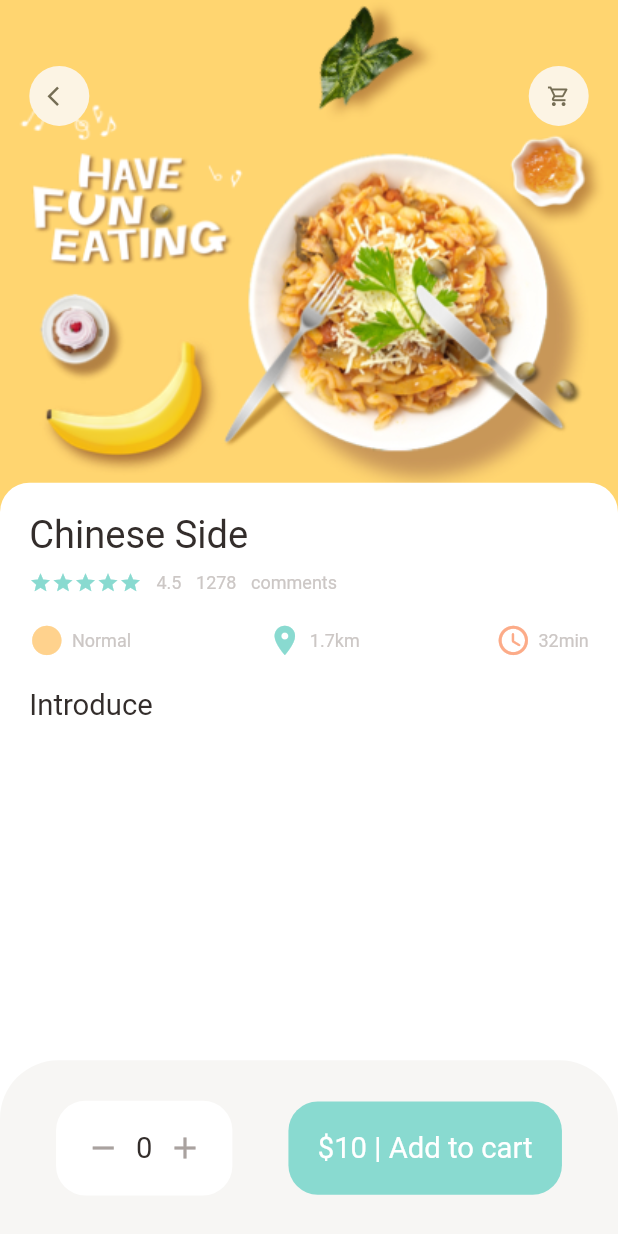
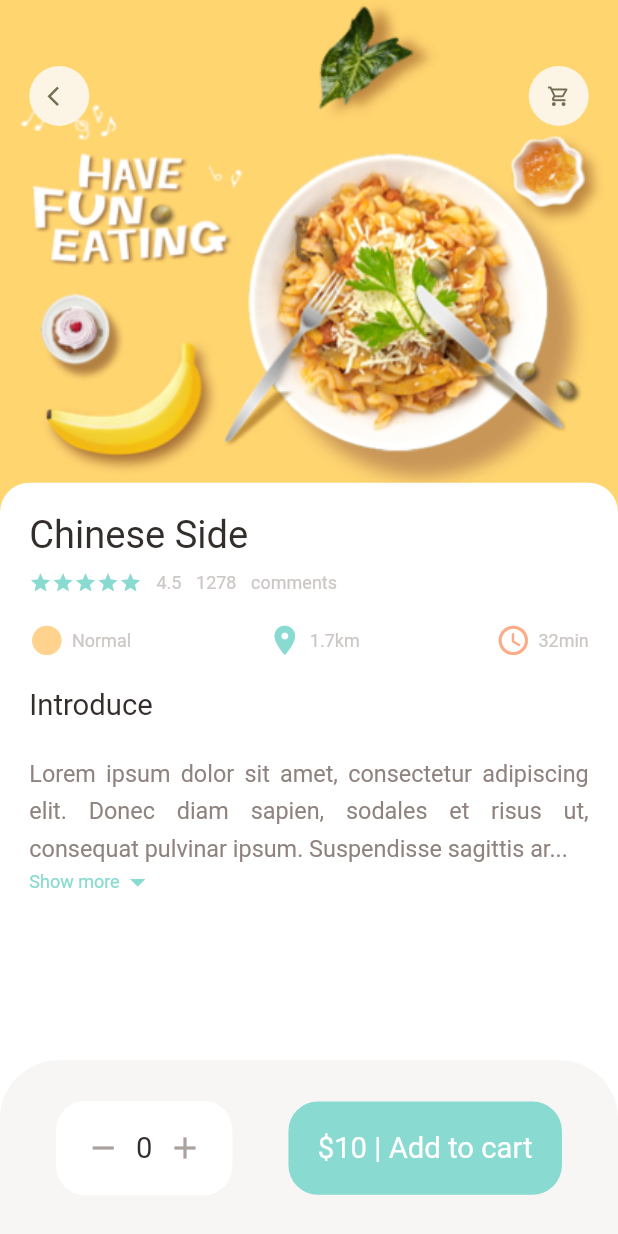
Before and after one commit to aliwaseem27/FoodStore, a Flutter app: the screen it shows after launch, on a phone screen of 412 x 824 dp. Run offline on Flutter 3.47's test engine with Material 2 defaults, Android fonts, the phone set to English and light mode, and no system bars; our stand-ins replace dots_indicator, get.

Commit message:
Popular Food Details Page Completed

```diff
--- a/food_store/lib/pages/food/popular_food_detail.dart
+++ b/food_store/lib/pages/food/popular_food_detail.dart
@@ -3,6 +3,7 @@ import 'package:food_store/utils/colors.dart';
 import 'package:food_store/utils/dimensions.dart';
 import 'package:food_store/widgets/app_icon.dart';
 import 'package:food_store/widgets/big_text.dart';
+import 'package:food_store/widgets/expandable_text_widget.dart';
 import 'package:food_store/widgets/info_column.dart';
 
 class PopularFoodDetail extends StatelessWidget {
@@ -67,6 +68,12 @@ class PopularFoodDetail extends StatelessWidget {
                   InfoColumn(text: "Chinese Side"),
                   SizedBox(height: Dimensions.height20),
                   BigText(text: "Introduce"),
+                  SizedBox(height: Dimensions.height20),
+                  Expanded(
+                      child: SingleChildScrollView(
+                          child: ExpandableTextWidget(
+                              text:
+                                  "Lorem ipsum dolor sit amet, consectetur adipiscing elit. Donec diam sapien, sodales et risus ut, consequat pulvinar ipsum. Suspendisse sagittis arcu augue, sed bibendum arcu mattis vel. Morbi congue sit amet lacus vel tincidunt. Integer at molestie magna. Duis massa ex, elementum vitae mauris vitae, placerat consectetur orci. Donec vel velit vitae nulla gravida congue non non neque. Praesent a cursus orci. Donec porta tellus a mauris semper, a maximus urna dapibus."))),
                 ],
               ),
             ),
@@ -78,15 +85,19 @@ class PopularFoodDetail extends StatelessWidget {
         decoration: BoxDecoration(
           color: AppColors.buttonBackgroundColor,
           borderRadius: BorderRadius.only(
-            topRight: Radius.circular(Dimensions.radius20*2),
-            topLeft: Radius.circular(Dimensions.radius20*2),
+            topRight: Radius.circular(Dimensions.radius20 * 2),
+            topLeft: Radius.circular(Dimensions.radius20 * 2),
           ),
         ),
         child: Row(
           mainAxisAlignment: MainAxisAlignment.spaceEvenly,
           children: [
             Container(
-              padding: EdgeInsets.only(top: Dimensions.height20, bottom: Dimensions.height20, left: Dimensions.width20, right: Dimensions.width20),
+              padding: EdgeInsets.only(
+                  top: Dimensions.height20,
+                  bottom: Dimensions.height20,
+                  left: Dimensions.width20,
+                  right: Dimensions.width20),
               decoration: BoxDecoration(
                 color: Colors.white,
                 borderRadius: BorderRadius.circular(Dimensions.radius20),
@@ -102,7 +113,11 @@ class PopularFoodDetail extends StatelessWidget {
               ),
             ),
             Container(
-              padding: EdgeInsets.only(top: Dimensions.height20, bottom: Dimensions.height20, left: Dimensions.width20, right: Dimensions.width20),
+              padding: EdgeInsets.only(
+                  top: Dimensions.height20,
+                  bottom: Dimensions.height20,
+                  left: Dimensions.width20,
+                  right: Dimensions.width20),
               decoration: BoxDecoration(
                 color: AppColors.mainColor,
                 borderRadius: BorderRadius.circular(Dimensions.radius20),
--- /dev/null
+++ b/food_store/lib/widgets/expandable_text_widget.dart
@@ -0,0 +1,81 @@
+import 'package:flutter/material.dart';
+import 'package:food_store/utils/colors.dart';
+import 'package:food_store/utils/dimensions.dart';
+import 'package:food_store/widgets/small_text.dart';
+
+class ExpandableTextWidget extends StatefulWidget {
+  final String text;
+
+  const ExpandableTextWidget({Key? key, required this.text}) : super(key: key);
+
+  @override
+  State<ExpandableTextWidget> createState() => _ExpandableTextWidgetState();
+}
+
+class _ExpandableTextWidgetState extends State<ExpandableTextWidget> {
+  late String firstHalf;
+  late String secondHalf;
+
+  bool hiddenText = true;
+  double textHeight = Dimensions.screenHeight / 5.63;
+
+  @override
+  void initState() {
+    super.initState();
+    if (widget.text.length > textHeight) {
+      firstHalf = widget.text.substring(0, textHeight.toInt());
+      secondHalf =
+          widget.text.substring(textHeight.toInt() + 1, widget.text.length);
+    } else {
+      firstHalf = widget.text;
+      secondHalf = "";
+    }
+  }
+
+  @override
+  Widget build(BuildContext context) {
+    return Container(
+      child: secondHalf.isEmpty
+          ? SmallText(
+              text: firstHalf,
+              color: AppColors.paraColor,
+              fontSize: Dimensions.font16,
+              height: 1.6,
+            )
+          : Column(
+              children: [
+                SmallText(
+                  text: hiddenText ? "$firstHalf..." : firstHalf + secondHalf,
+                  color: AppColors.paraColor,
+                  fontSize: Dimensions.font16,
+                  height: 1.6,
+                ),
+                InkWell(
+                  onTap: () {
+                    setState(() {
+                      hiddenText = !hiddenText;
+                    });
+                  },
+                  child: hiddenText
+                      ? Row(
+                          children: [
+                            SmallText(
+                                text: "Show more", color: AppColors.mainColor),
+                            Icon(Icons.arrow_drop_down,
+                                color: AppColors.mainColor),
+                          ],
+                        )
+                      : Row(
+                          children: [
+                            SmallText(
+                                text: "Show less", color: AppColors.mainColor),
+                            Icon(Icons.arrow_drop_up,
+                                color: AppColors.mainColor),
+                          ],
+                        ),
+                ),
+              ],
+            ),
+    );
+  }
+}
--- a/food_store/lib/widgets/small_text.dart
+++ b/food_store/lib/widgets/small_text.dart
@@ -18,11 +18,13 @@ class SmallText extends StatelessWidget {
   Widget build(BuildContext context) {
     return Text(
       text,
+      textAlign: TextAlign.justify,
       style: TextStyle(
-          fontFamily: "Roboto",
-          color: color,
-          fontSize: fontSize,
-          height: height),
+        fontFamily: "Roboto",
+        color: color,
+        fontSize: fontSize,
+        height: height,
+      ),
     );
   }
 }
```
